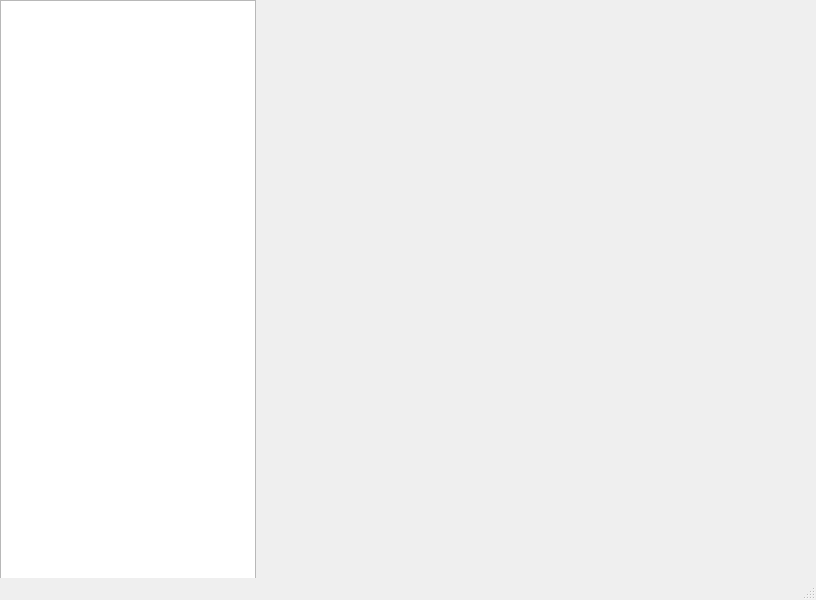
Nafixk16/firewall_ubuntu, file addList.ui: the form before one commit.
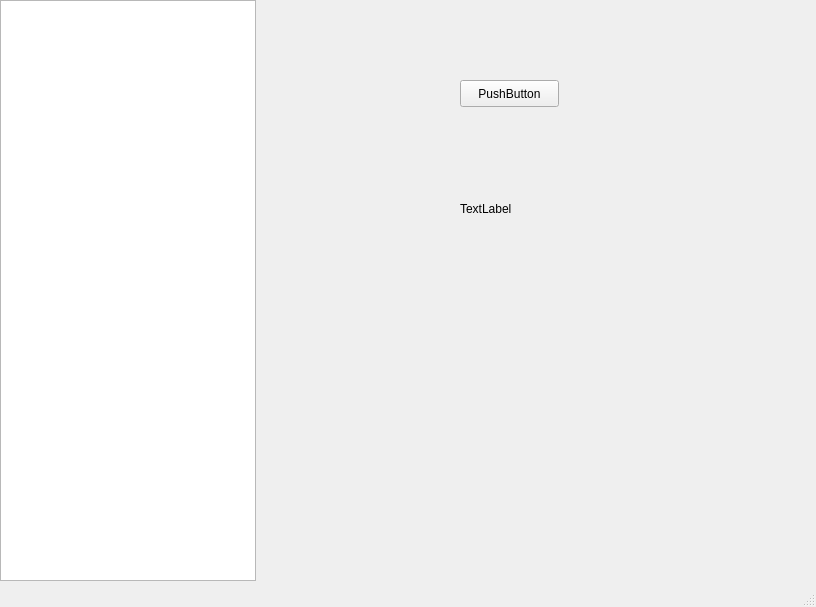
The form after the commit.

The edit to the form file:
```diff
--- a/addList.ui
+++ b/addList.ui
@@ -7,7 +7,7 @@
     <x>0</x>
     <y>0</y>
     <width>816</width>
-    <height>600</height>
+    <height>607</height>
    </rect>
   </property>
   <property name="windowTitle">
@@ -24,6 +24,52 @@
      </rect>
     </property>
    </widget>
+   <widget class="QWidget" name="widget" native="true">
+    <property name="geometry">
+     <rect>
+      <x>300</x>
+      <y>300</y>
+      <width>120</width>
+      <height>80</height>
+     </rect>
+    </property>
+   </widget>
+   <widget class="QWidget" name="widget_2" native="true">
+    <property name="geometry">
+     <rect>
+      <x>260</x>
+      <y>10</y>
+      <width>541</width>
+      <height>521</height>
+     </rect>
+    </property>
+    <widget class="QPushButton" name="pushButton">
+     <property name="geometry">
+      <rect>
+       <x>200</x>
+       <y>70</y>
+       <width>99</width>
+       <height>27</height>
+      </rect>
+     </property>
+     <property name="text">
+      <string>PushButton</string>
+     </property>
+    </widget>
+    <widget class="QLabel" name="label">
+     <property name="geometry">
+      <rect>
+       <x>200</x>
+       <y>190</y>
+       <width>67</width>
+       <height>17</height>
+      </rect>
+     </property>
+     <property name="text">
+      <string>TextLabel</string>
+     </property>
+    </widget>
+   </widget>
   </widget>
   <widget class="QMenuBar" name="menubar">
    <property name="geometry">
```
